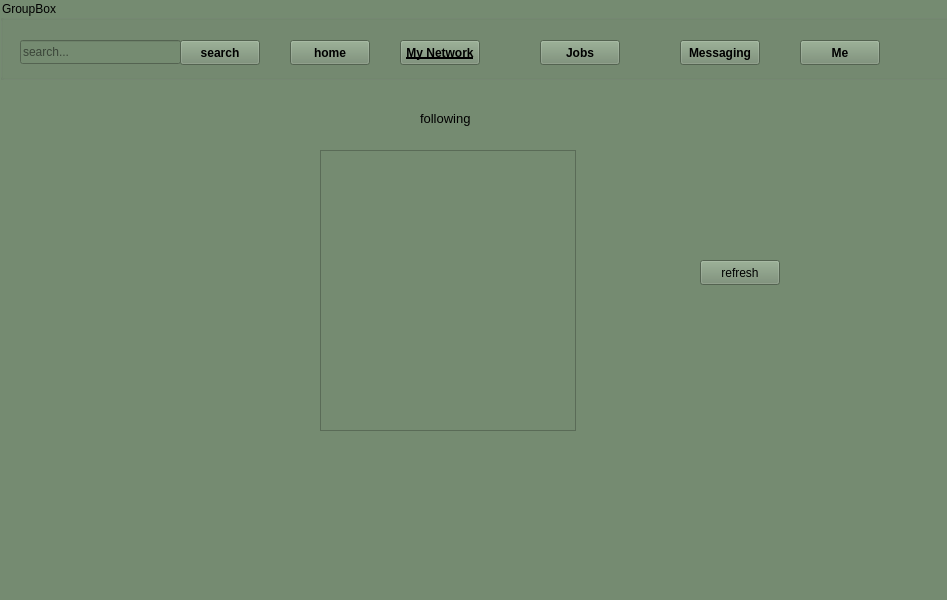
white-vessel/eyd-project, file my_network_admin.ui: the form before one commit.
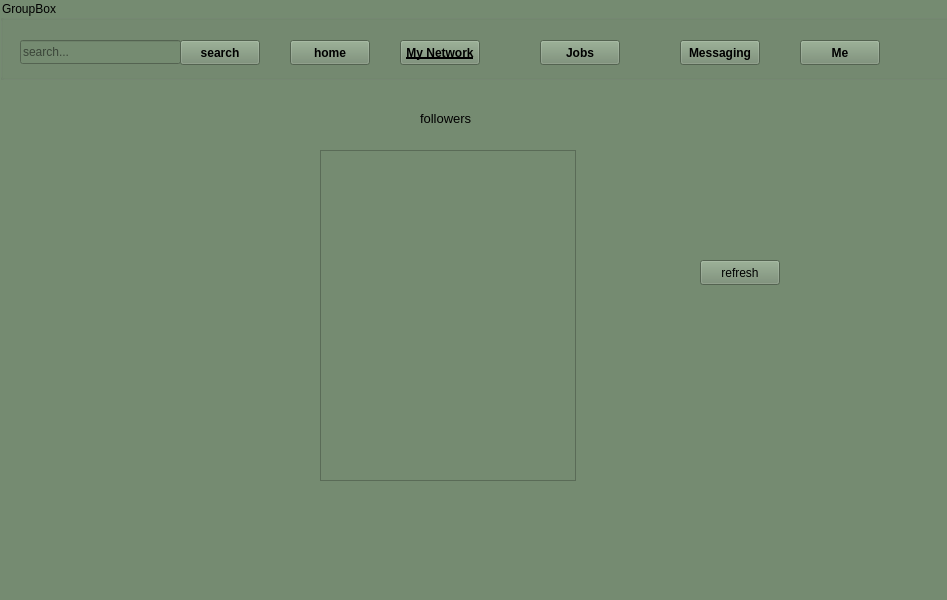
The form after the commit. Icons and pictures are not drawn.

Commit message: جدا کردن admin و کاربر

The edit to the form file:
```diff
--- a/my_network_admin.ui
+++ b/my_network_admin.ui
@@ -176,7 +176,7 @@
       <x>320</x>
       <y>150</y>
       <width>256</width>
-      <height>281</height>
+      <height>331</height>
      </rect>
     </property>
    </widget>
@@ -185,7 +185,7 @@
      <rect>
       <x>420</x>
       <y>110</y>
-      <width>55</width>
+      <width>91</width>
       <height>16</height>
      </rect>
     </property>
@@ -195,7 +195,7 @@
      </font>
     </property>
     <property name="text">
-     <string>following</string>
+     <string>followers</string>
     </property>
    </widget>
    <widget class="QPushButton" name="pushButton_6">
```
The commit also changes 11 other files.
